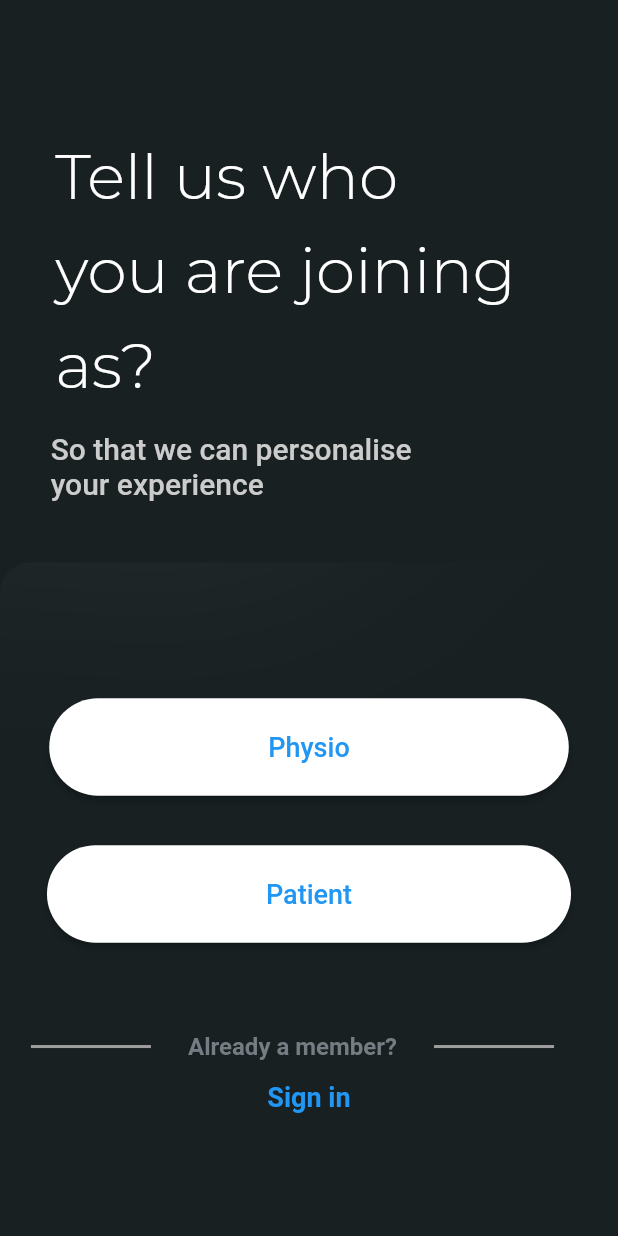
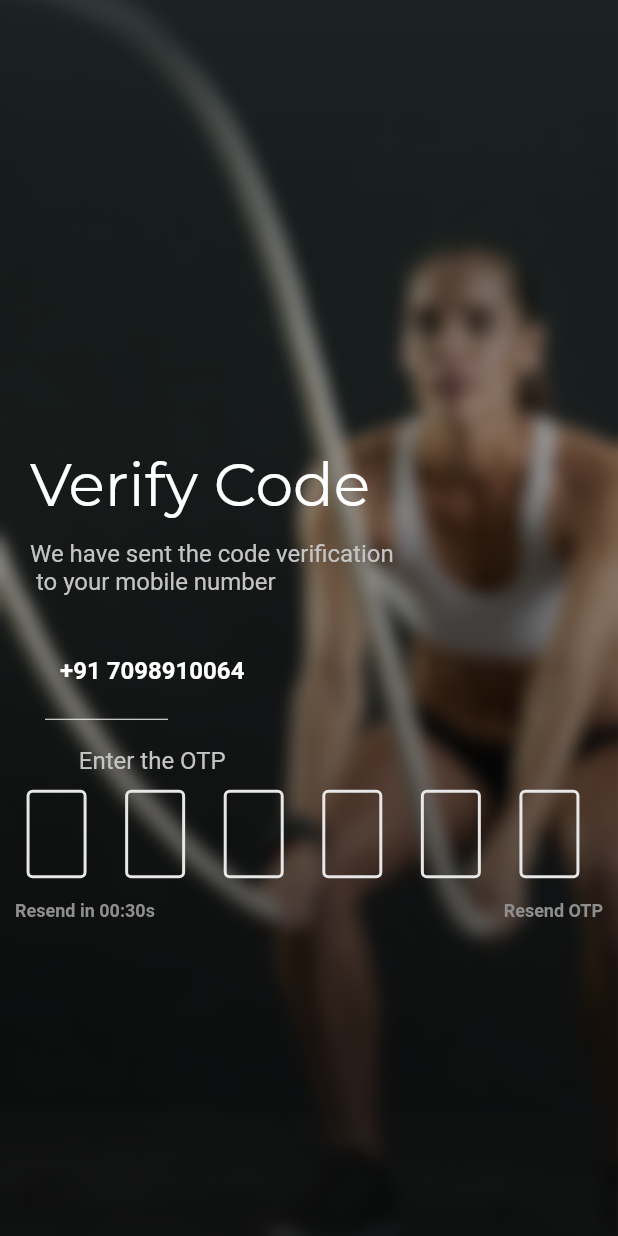
Before and after one commit to satyamvaidhyamegha/ProphysioApp, a Flutter app: the screen it shows after launch, on a phone screen of 412 x 824 dp. Run offline on Flutter 3.47's test engine with Material 2 defaults, Android fonts, the phone set to English and light mode, and no system bars; drawn by our look-alikes of blurrycontainer, flutter_otp_text_field; our stand-ins replace flutter_easyloading, flutter_spinkit, shared_preferences; Roboto replaces fonts that are missing (Mulish); project files that could hold a hidden picture were left out.

Commit message:
Added OTP verification screen. Alignments not fixed yet

```diff
--- a/physio/lib/constants/string.dart
+++ b/physio/lib/constants/string.dart
@@ -214,6 +214,7 @@ class ImagePath {
   static const ASSES_SUGGESTED_IMAGE3 = "assets/Group 74761.png";
   static const ROUTINE_UP_NEXT_IMAGE = "assets/Mask Group 135@2x.png";
   static const AUTH_SCREEN = "assets/Group 74772.png";
+  static const OTP_SCREEN = "assets/Group74772Blur.png";
 }
 
 class CustomLogo {
--- a/physio/lib/constants/style.dart
+++ b/physio/lib/constants/style.dart
@@ -170,4 +170,22 @@ class BaseStyles {
       fontFamily: "Mulish",
       fontWeight: FontWeight.normal,
       color: Color.fromRGBO(235, 235, 245, 1));
+
+  static const TextStyle otpTextStyle = TextStyle(
+      fontSize: 16,
+      fontFamily: "Mulish",
+      fontWeight: FontWeight.normal,
+      color: Color.fromRGBO(196, 196, 196, 1));
+
+  static const TextStyle otpTextStyleTwo = TextStyle(
+      fontSize: 16,
+      fontFamily: "Mulish",
+      fontWeight: FontWeight.bold,
+      color: Color.fromRGBO(255, 255, 255, 1));
+
+  static const TextStyle otpTextStyleThree = TextStyle(
+      fontSize: 12,
+      fontFamily: "Mulish",
+      fontWeight: FontWeight.bold,
+      color: Color.fromRGBO(142, 142, 142, 1));
 }
--- a/physio/lib/main.dart
+++ b/physio/lib/main.dart
@@ -2,6 +2,7 @@ import 'package:flutter/material.dart';
 import 'package:flutter/services.dart';
 import 'package:physio/constants/colors.dart';
 import 'package:flutter_easyloading/flutter_easyloading.dart';
+import 'package:physio/screens/onboarding/otp_verification.dart';
 import 'package:physio/screens/onboarding/splash_screen2.dart';
 import 'package:physio/screens/onboarding/splash_screen.dart';
 import 'package:physio/screens/onboarding/profile_selection.dart';
@@ -30,14 +31,15 @@ class MyApp extends StatelessWidget {
               const TextSelectionThemeData(cursorColor: Colors.white)),
       title: 'Pro Physio',
       debugShowCheckedModeBanner: false,
-      initialRoute: '/splash',
+      initialRoute: '/otpVerify',
       builder: EasyLoading.init(),
       routes: {
         '/splash': (BuildContext context) => const SplashPage(),
         '/SplashPage2': (BuildContext context) => const SplashPage2(),
         '/selection': (BuildContext context) => const ProfileSelectionPage(),
         '/about': (BuildContext context) => const AboutPage(),
-        '/authPage':(BuildContext context) => const AuthPage(),
+        '/authPage': (BuildContext context) => const AuthPage(),
+        '/otpVerify': (BuildContext context) => const OtpVerificationPage(),
         //       '/login': (BuildContext context) => const LoginPage(),
         //     '/detail1': (BuildContext context) => const DetailPage(),
         //     '/welcomeuser': (BuildContext context) => const Welcomeuser(),
--- /dev/null
+++ b/physio/lib/screens/onboarding/otp_verification.dart
@@ -0,0 +1,129 @@
+import 'package:flutter/material.dart';
+import 'package:flutter_spinkit/flutter_spinkit.dart';
+
+import '../../BaseWidget/base_image_widget.dart';
+import '../../BaseWidget/text.dart';
+import '../../constants/colors.dart';
+import '../../constants/string.dart';
+import '../../constants/style.dart';
+import '../../constants/text_constants.dart';
+import 'package:flutter_otp_text_field/flutter_otp_text_field.dart';
+
+class OtpVerificationPage extends StatefulWidget {
+  const OtpVerificationPage({Key? key}) : super(key: key);
+
+  @override
+  State<OtpVerificationPage> createState() => _OtpVerificationPageState();
+}
+
+class _OtpVerificationPageState extends State<OtpVerificationPage> {
+  var windowWidth;
+  var windowHeight;
+
+  @override
+  Widget build(BuildContext context) {
+    windowWidth = MediaQuery.of(context).size.width;
+    windowHeight = MediaQuery.of(context).size.height;
+    return Scaffold(body: initScreen(context));
+  }
+
+  initScreen(BuildContext context) {
+    return Scaffold(
+        backgroundColor: Colors.transparent,
+        body: Container(
+          height: double.infinity,
+          width: double.infinity,
+          decoration: BoxDecoration(
+            image: DecorationImage(
+              image: getAssetImage(imagePath: ImagePath.OTP_SCREEN),
+              fit: BoxFit.cover,
+            ),
+          ),
+          child: Center(
+            child: SingleChildScrollView(
+              child: Column(
+                children: [
+                  Padding(padding: EdgeInsets.all(40)),
+                  Align(
+                    alignment: Alignment.centerLeft,
+                    child: Container(
+                      child: Text("Verify Code",
+                          style: BaseStyles.textStyleForAuthScreen),
+                      padding:
+                          EdgeInsets.only(left: 20, right: 110, bottom: 10),
+                    ),
+                  ),
+                  Align(
+                    alignment: Alignment.centerLeft,
+                    child: Container(
+                      child: Text(
+                          "We have sent the code verification \n to your mobile number",
+                          style: BaseStyles.otpTextStyle),
+                      padding:
+                          EdgeInsets.only(left: 20, right: 110, bottom: 10),
+                    ),
+                  ),
+                  Container(
+                    child: Text(
+                      "+91 7098910064",
+                      style: BaseStyles.otpTextStyleTwo,
+                    ),
+                    padding: EdgeInsets.only(
+                        left: 1, right: 210, bottom: 15, top: 30),
+                  ),
+                  Container(
+                      margin: EdgeInsets.only(
+                          top: 0, right: 300, left: 30, bottom: 10),
+                      child: Divider(
+                        color: Colors.white,
+                      )),
+                  Container(
+                    child:
+                        Text("Enter the OTP", style: BaseStyles.otpTextStyle),
+                    padding: EdgeInsets.only(left: 1, right: 210, bottom: 10),
+                  ),
+                  OtpTextField(
+                    numberOfFields: 6,
+                    borderColor: Color(0xFF512DA8),
+                    showFieldAsBox: true,
+                    mainAxisAlignment: MainAxisAlignment.spaceEvenly,
+                    onCodeChanged: (String code) {
+                      //handle validation or checks here
+                    },
+                    onSubmit: (String verificationCode) {
+                      showDialog(
+                          context: context,
+                          builder: (context) {
+                            return AlertDialog(
+                              title: Text("Verification Code"),
+                              content:
+                                  Text('Code entered is $verificationCode'),
+                            );
+                          });
+                    }, // end onSubmit
+                  ),
+                  Container(
+                    padding: EdgeInsets.only(left: 10, right: 10, top: 15),
+                    child: Row(
+                      mainAxisAlignment: MainAxisAlignment.spaceBetween,
+                      children: [
+                        Text(
+                          "Resend in 00:30s",
+                          style: BaseStyles.otpTextStyleThree,
+                          textAlign: TextAlign.left,
+                        ),
+                        Text(
+                          "Resend OTP",
+                          style: BaseStyles.otpTextStyleThree,
+                          textAlign: TextAlign.right,
+                        )
+                      ],
+                    ),
+                  )
+                ],
+              ),
+            ),
+          ),
+        ));
+  }
+}
--- a/physio/pubspec.yaml
+++ b/physio/pubspec.yaml
@@ -40,6 +40,7 @@ dependencies:
   font_awesome_flutter: ^10.0.0
   google_fonts: ^3.0.1
   blurrycontainer: 1.0.2
+  flutter_otp_text_field: ^1.1.1
 
 
 dev_dependencies:
```
Also changed, not shown: physio/assets/Group74772Blur.png (added), physio/assets/iconlyLightEditSquare.svg (added), physio/pubspec.lock.
